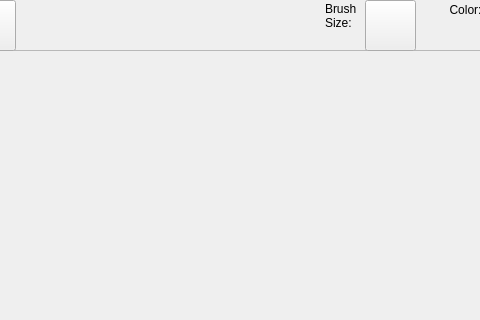
Qt form src/mainwindow.ui (robedpixel/SmartMonitor-Python) before a commit; both pictures show x 415 to 895 and y 0 to 320 of the 1303 by 672 pixel window.
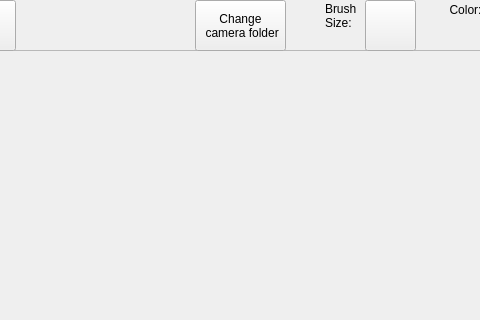
The same form after that commit.

Commit message: add ability to change camera folder

The edit to the form file:
```diff
--- a/src/mainwindow.ui
+++ b/src/mainwindow.ui
@@ -271,6 +271,20 @@
      <string>Redo</string>
     </property>
    </widget>
+   <widget class="QPushButton" name="folderButton">
+    <property name="geometry">
+     <rect>
+      <x>610</x>
+      <y>0</y>
+      <width>91</width>
+      <height>51</height>
+     </rect>
+    </property>
+    <property name="text">
+     <string>Change
+ camera folder</string>
+    </property>
+   </widget>
   </widget>
   <widget class="QMenuBar" name="menubar">
    <property name="geometry">
```
The commit also changes 3 other files.
